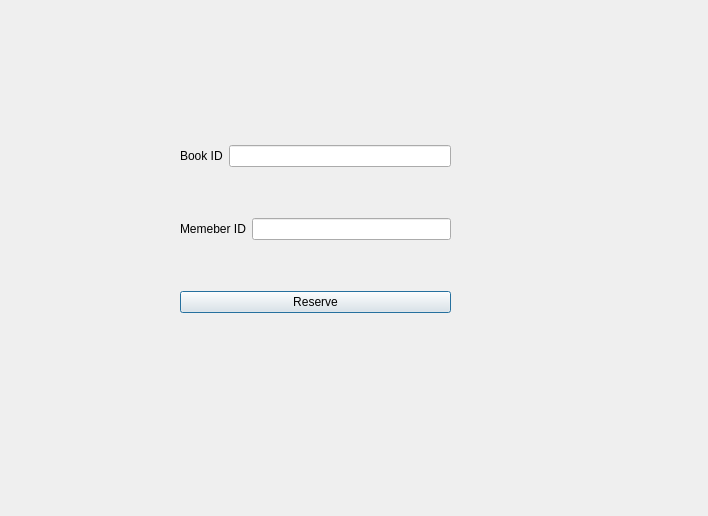
The window that Login/window_reservebook.ui (Nilsae/LibraryManagementSystem) describes before a commit, drawn with Qt 5.
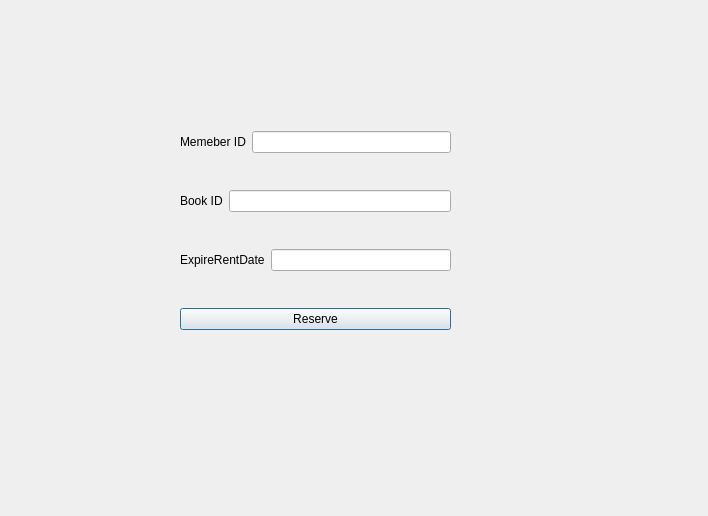
The same window after the commit.

Diff of the .ui file:
```diff
--- a/Login/window_reservebook.ui
+++ b/Login/window_reservebook.ui
@@ -24,7 +24,18 @@
    </property>
    <layout class="QVBoxLayout" name="verticalLayout">
     <item>
-     <layout class="QHBoxLayout" name="horizontalLayout"/>
+     <layout class="QHBoxLayout" name="horizontalLayout">
+      <item>
+       <widget class="QLabel" name="label_Author">
+        <property name="text">
+         <string>Memeber ID</string>
+        </property>
+       </widget>
+      </item>
+      <item>
+       <widget class="QLineEdit" name="lineEdit_MemberId"/>
+      </item>
+     </layout>
     </item>
     <item>
      <layout class="QHBoxLayout" name="horizontalLayout_2">
@@ -43,14 +54,14 @@
     <item>
      <layout class="QHBoxLayout" name="horizontalLayout_3">
       <item>
-       <widget class="QLabel" name="label_Author">
+       <widget class="QLabel" name="label">
         <property name="text">
-         <string>Memeber ID</string>
+         <string>ExpireRentDate</string>
         </property>
        </widget>
       </item>
       <item>
-       <widget class="QLineEdit" name="lineEdit_MemberId"/>
+       <widget class="QLineEdit" name="lineEdit_ExpireRentDate"/>
       </item>
      </layout>
     </item>
```
